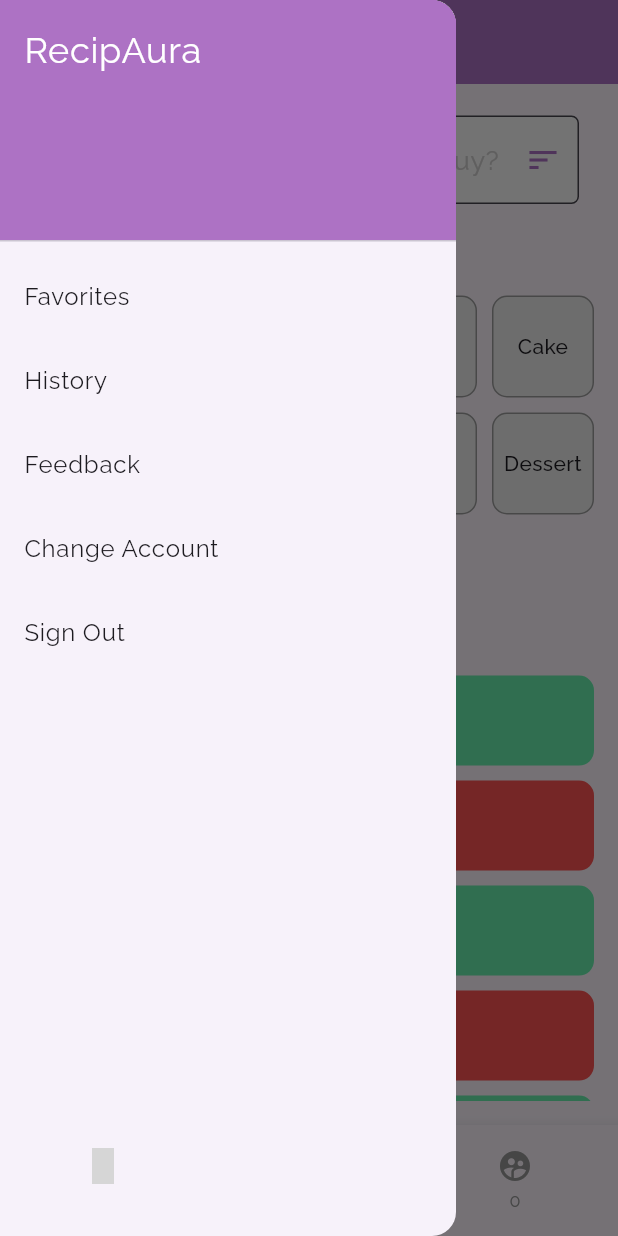
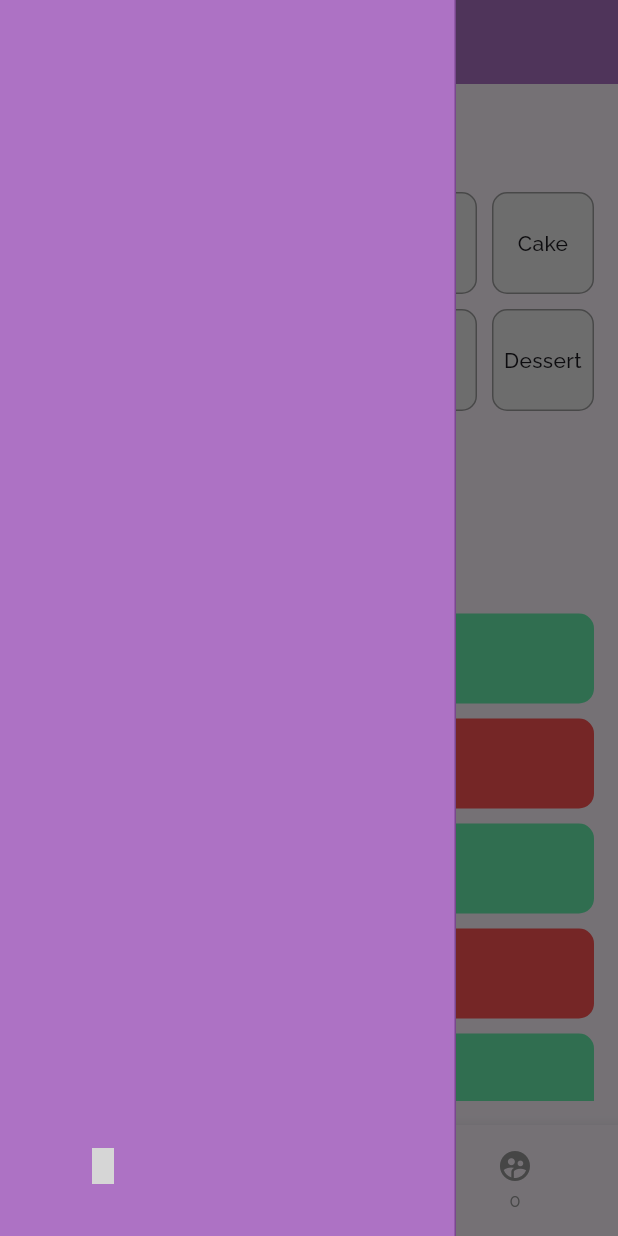
Before and after one commit to ahaandesai27/Inheritance-2024-mars, a Flutter app: the RecipePage screen opened by its route, with the side drawer open, on a phone screen of 412 x 824 dp. Run offline on Flutter 3.47's test engine with Material 3 defaults, Android fonts, the light colour scheme and no system bars; our stand-ins replace flutter_material_design_icons, google_fonts, line_awesome_flutter; grey boxes are pictures that could not be loaded.

Commit message:
something 2

```diff
--- a/app/lib/pages/recipepage.dart
+++ b/app/lib/pages/recipepage.dart
@@ -31,7 +31,7 @@ class RecipePage extends StatelessWidget {
           crossAxisAlignment: CrossAxisAlignment.start,
           children: [
             // Search Bar
-            Searchbar(),
+            //Searchbar(),
             const SizedBox(height: 20),
 
             // Categories Section
--- /dev/null
+++ b/app/lib/utils/colors.dart
@@ -0,0 +1,5 @@
+import 'package:flutter/material.dart';
+
+class Colour {
+  static const Color purpur = Color.fromARGB(255, 173, 114, 196);
+}
--- a/app/lib/widgets/searchbar.dart
+++ b/app/lib/widgets/searchbar.dart
@@ -65,15 +65,15 @@ class _SearchbarState extends State<Searchbar> {
               hintStyle: new TextStyle(color: Color(0xFFd0cece), fontSize: 18),
               hintText: "What would your like to buy?",
             ),
-            /*onChanged: (value) {
+            onChanged: (value) {
               setState(() {
                 searchQuery = value;
               });
               fetchRecipes(query: value);
-            },*/
+            },
           ),
-          //SizedBox(height: 10),
-          /*Expanded(
+          SizedBox(height: 10),
+          Expanded(
               child: recipes.isEmpty
                   ? Center(child: Text('No recipes found'))
                   : ListView.builder(
@@ -87,7 +87,7 @@ class _SearchbarState extends State<Searchbar> {
                               ? Image.network(recipe['imageUrl'], width: 50)
                               : Icon(Icons.fastfood),
                         );
-                      }))*/
+                      })),
         ],
       ),
     );
--- a/app/lib/widgets/sidebar.dart
+++ b/app/lib/widgets/sidebar.dart
@@ -1,3 +1,4 @@
+import 'package:app/utils/colors.dart';
 import 'package:flutter/material.dart';
 
 class AppDrawer extends StatelessWidget {
@@ -6,53 +7,17 @@ class AppDrawer extends StatelessWidget {
   @override
   Widget build(BuildContext context) {
     return Drawer(
-      child: ListView(
-        padding: EdgeInsets.zero,
-        children: [
-          DrawerHeader(
-            decoration: BoxDecoration(
-              color: const Color.fromARGB(255, 173, 114, 196),
-            ),
-            child: Text(
-              'RecipAura',
-              style: TextStyle(
-                color: Colors.white,
-                fontSize: 24,
-              ),
-            ),
+        shape: BeveledRectangleBorder(),
+        child: Container(
+          decoration: BoxDecoration(
+            color: Colour.purpur,
+            border: Border(
+                right: BorderSide(
+                    color: Color.fromARGB(255, 122, 71, 142), width: 1)),
           ),
-          ListTile(
-            title: const Text('Favorites'),
-            onTap: () {
-              Navigator.pop(context);
-            },
+          child: Column(
+            children: [],
           ),
-          ListTile(
-            title: const Text('History'),
-            onTap: () {
-              Navigator.pop(context);
-            },
-          ),
-          ListTile(
-            title: const Text('Feedback'),
-            onTap: () {
-              Navigator.pop(context);
-            },
-          ),
-          ListTile(
-            title: const Text('Change Account'),
-            onTap: () {
-              Navigator.pop(context);
-            },
-          ),
-          ListTile(
-            title: const Text('Sign Out'),
-            onTap: () {
-              Navigator.pop(context);
-            },
-          ),
-        ],
-      ),
-    );
+        ));
   }
 }
```
